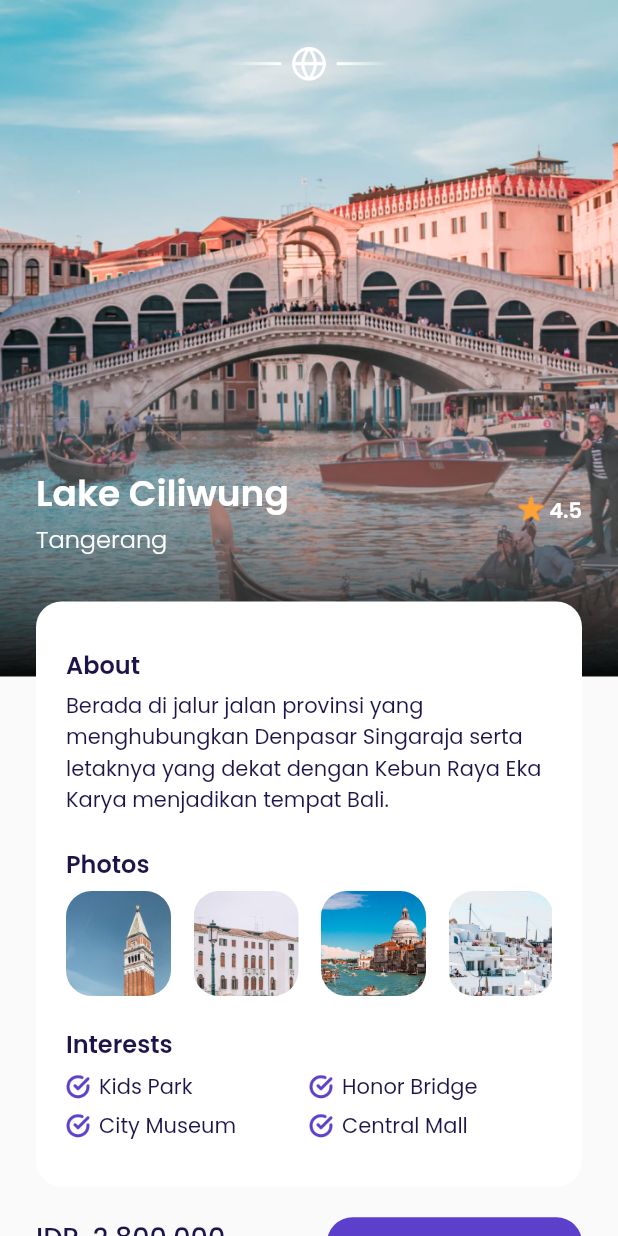
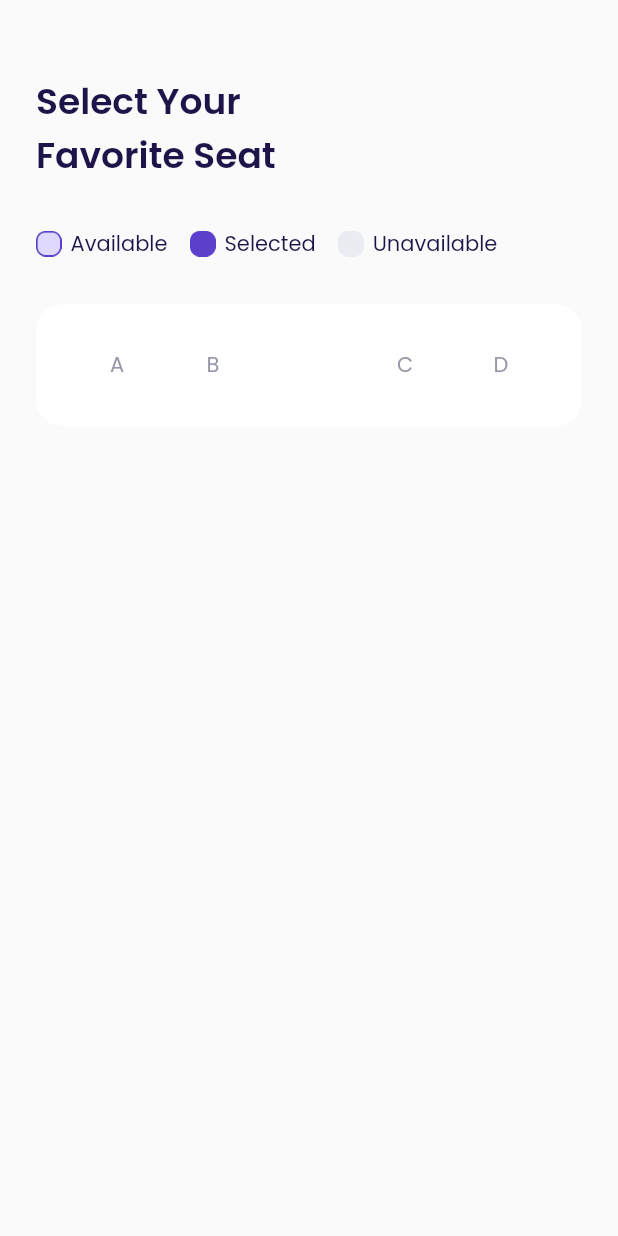
Before and after one commit to al-chakim/FlyPlane, a Flutter app: the DetailPage screen opened directly, after a tap on "Book Now", on a phone screen of 412 x 824 dp. Run offline on Flutter 3.47's test engine with Material 2 defaults, Android fonts, the phone set to English and light mode, and no system bars; our stand-ins replace google_fonts.

Commit message:
set seat book

```diff
--- a/plane/lib/ui/pages/detail_page.dart
+++ b/plane/lib/ui/pages/detail_page.dart
@@ -1,6 +1,6 @@
 import 'package:flutter/material.dart';
+import 'package:plane/ui/pages/seat_psge.dart';
 import 'package:plane/ui/widgets/custom_button.dart';
-import 'package:plane/ui/widgets/custom_form.dart';
 import 'package:plane/ui/widgets/interest.dart';
 import 'package:plane/ui/widgets/poto_item.dart';
 import '../../shared/theme.dart';
@@ -245,7 +245,13 @@ class DetailPage extends StatelessWidget {
                 //NOTE: botton book
                 CustomButton(
                   title: 'Book Now',
-                  onPressed: (){},
+                  onPressed: (){
+                    Navigator.push(
+                      context, MaterialPageRoute(
+                        builder: (context) => SeatPage()
+                      )
+                    );
+                  },
                   widht: 170,
                 )
               ],
--- /dev/null
+++ b/plane/lib/ui/pages/seat_psge.dart
@@ -0,0 +1,168 @@
+import '../../shared/theme.dart';
+import 'package:flutter/material.dart';
+
+class SeatPage extends StatelessWidget {
+  const SeatPage({ Key? key }) : super(key: key);
+
+  @override
+
+  Widget title(){
+    return Container(
+      margin: EdgeInsets.only(top: 50),
+      child: Text(
+        'Select Your\nFavorite Seat',
+        style: blackTextStyle.copyWith(
+          fontWeight: semibold,
+          fontSize: 24
+        ),
+      ),
+    );
+  }
+
+  Widget seatStatus(){
+    return Container(
+      margin: EdgeInsets.only(top: 30),
+      child: Row(
+        //mainAxisAlignment: MainAxisAlignment.spaceBetween,
+        children: [
+
+          // NOTE: available
+          Container(
+            margin: EdgeInsets.only(right: 6),
+            height: 17,
+            width: 17,
+            decoration: BoxDecoration(
+              image: DecorationImage(
+                //fit: BoxFit.cover,
+                image: AssetImage(
+                  'assets/tersedia.png'
+                )
+              )
+            ),
+          ),
+          Text(
+            'Available',
+            style: blackTextStyle
+          ),
+
+          //NOTE: available
+          Container(
+            margin: EdgeInsets.only(right: 6, left: 15),
+            height: 17,
+            width: 17,
+            decoration: BoxDecoration(
+              image: DecorationImage(
+                //fit: BoxFit.cover,
+                image: AssetImage(
+                  'assets/penuh.png'
+                )
+              )
+            ),
+          ),
+          Text(
+            'Selected',
+            style: blackTextStyle
+          ),
+
+          //NOTE: avaliable
+          Container(
+            margin: EdgeInsets.only(right: 6, left: 15),
+            height: 17,
+            width: 17,
+            decoration: BoxDecoration(
+              image: DecorationImage(
+                //fit: BoxFit.cover,
+                image: AssetImage(
+                  'assets/kosong.png'
+                )
+              )
+            ),
+          ),
+          Text(
+            'Unavailable',
+            style: blackTextStyle
+          ),
+        ],
+      ),
+    );
+  }
+
+  Widget selectSeat(){
+    return Container(
+      margin: EdgeInsets.only(top: 30),
+      padding: EdgeInsets.symmetric(
+        horizontal: 22,
+        vertical: 30,
+      ),
+      decoration: BoxDecoration(
+        color: putih,
+        borderRadius: BorderRadius.circular(defaultRadius)
+      ),
+      child: Column(
+        children: [
+
+          //NOTE: indicator
+          Row(
+            children: [
+              Expanded(
+                child: Center(
+                  child: Text(
+                    'A',
+                    style: greyTextStyle,
+                  ),
+                )
+              ),
+              Expanded(
+                child: Center(
+                  child: Text(
+                    'B',
+                    style: greyTextStyle,
+                  ),
+                )
+              ),
+              Expanded(
+                child: Center(
+                  child: Text(
+                    ''
+                  ),
+                )
+              ),
+              Expanded(
+                child: Center(
+                  child: Text(
+                    'C',
+                    style: greyTextStyle,
+                  ),
+                )
+              ),
+              Expanded(
+                child: Center(
+                  child: Text(
+                    'D',
+                    style: greyTextStyle,
+                  ),
+                )
+              ),
+            ],
+          )
+        ],
+      ),
+    );
+  }
+
+  Widget build(BuildContext context) {
+    return Scaffold(
+      backgroundColor: bg,
+      body: ListView(
+        padding: EdgeInsets.symmetric(
+          horizontal: 24
+        ),
+        children: [
+          title(),
+          seatStatus(),
+          selectSeat(),
+        ],
+      ),
+    );
+  }
+}
```
